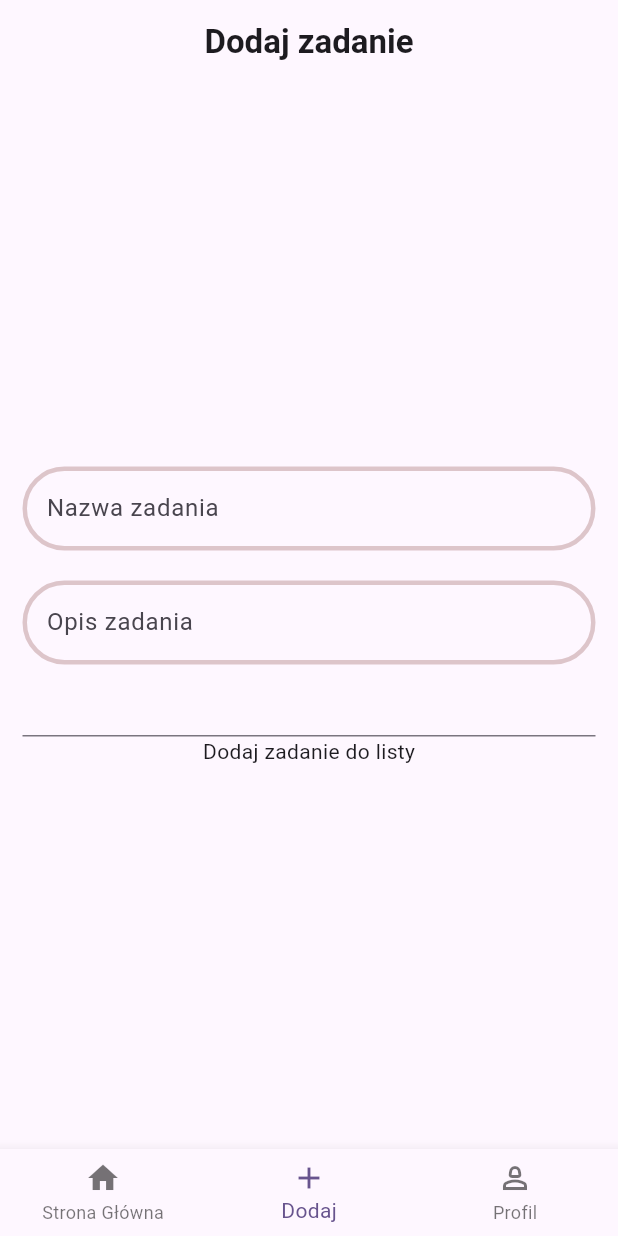
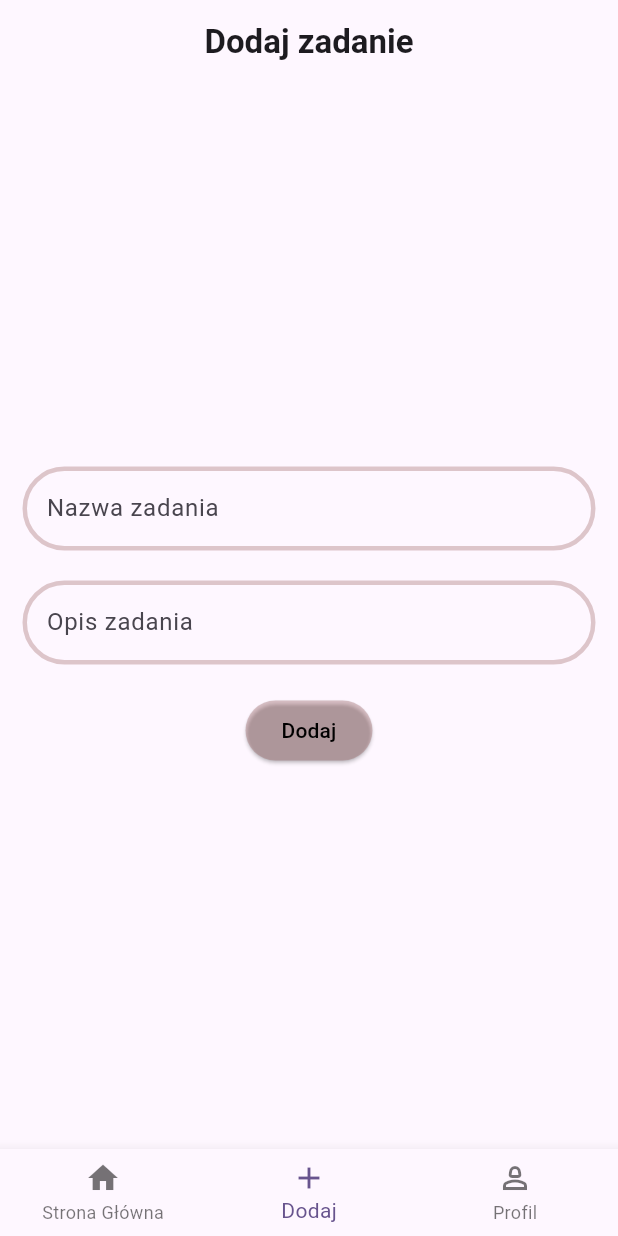
Before and after one commit to damianfaron/tasklist, a Flutter app: the screen it shows after launch, item 2 of the bottom bar chosen, on a phone screen of 412 x 824 dp. Run offline on Flutter 3.47's test engine with Material 2 defaults, Android fonts, the phone set to English and light mode, and no system bars.

Commit message:
add ElevatedButton in AddPage

```diff
--- a/lib/app/features/add_page_content/add_page.dart
+++ b/lib/app/features/add_page_content/add_page.dart
@@ -41,8 +41,21 @@ class AddPageContent extends StatelessWidget {
               ),
             ),
           ),
-          TextField(),
-          Text('Dodaj zadanie do listy'),
+          // TextField(),
+          const SizedBox(
+            height: 20,
+          ),
+          ElevatedButton(
+            style: ButtonStyle(
+                backgroundColor: MaterialStateProperty.all(
+              const Color.fromARGB(80, 150, 87, 87),
+            )),
+            onPressed: () {},
+            child: const Text(
+              'Dodaj',
+              style: TextStyle(color: Colors.black),
+            ),
+          )
         ],
       ),
     );
```
Also changed, not shown: lib/app/features/task_page_content/taskpage.dart (line endings or trailing spaces).
